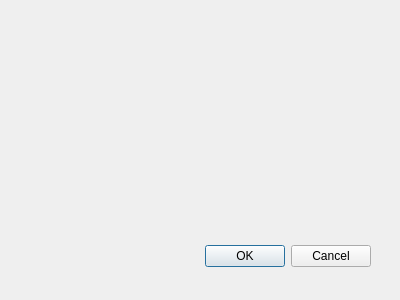
The window that dynadjustplugin/dynadjustplugin_dialog_base.ui (kartverket/DynAdjust-QGIS-plugin) describes before a commit, drawn with Qt 5.
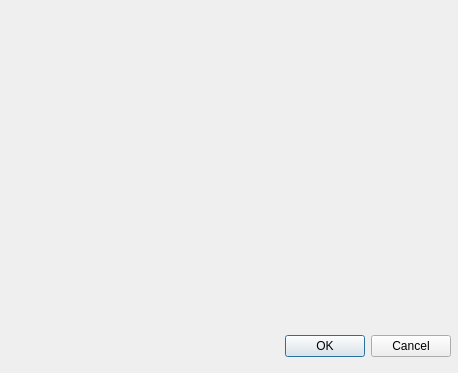
The same window after the commit.

```diff
--- a/dynadjustplugin/dynadjustplugin_dialog_base.ui
+++ b/dynadjustplugin/dynadjustplugin_dialog_base.ui
@@ -1,23 +1,23 @@
 <ui version="4.0" >
  <class>dynadjustpluginDialogBase</class>
- <widget class="QDialog" name="dynadjustpluginDialogBase" >
-  <property name="geometry" >
+ <widget class="QDialog" name="dynadjustpluginDialogBase">
+  <property name="geometry">
    <rect>
     <x>0</x>
     <y>0</y>
-    <width>400</width>
-    <height>300</height>
+    <width>458</width>
+    <height>373</height>
    </rect>
   </property>
   <property name="windowTitle" >
    <string>DynAdjust plugin</string>
   </property>
-  <widget class="QDialogButtonBox" name="button_box" >
-   <property name="geometry" >
+  <widget class="QDialogButtonBox" name="button_box">
+   <property name="geometry">
     <rect>
-     <x>30</x>
-     <y>240</y>
-     <width>341</width>
+     <x>270</x>
+     <y>330</y>
+     <width>181</width>
      <height>32</height>
     </rect>
    </property>
```
Left out of the diff: 37 changed lines with no effect on the pictures.
